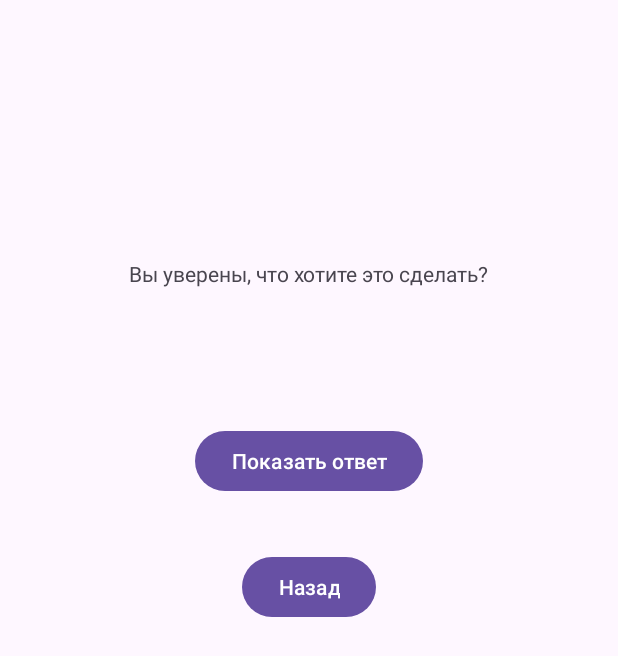
After one commit to Krasnikova-4/DroidQuest, an Android app: the DeceitActivity screen opened directly, with no data from a screen before it, on a phone screen of 412 x 824 dp. The commit adds this screen. Shown: the top 656 px of the screen. Run offline under Robolectric (Android 15) with nearby library versions, the phone set to English and light mode, and no system bars.

Commit message:
Добавление 2 активности

```diff
--- a/app/src/main/AndroidManifest.xml
+++ b/app/src/main/AndroidManifest.xml
@@ -12,6 +12,8 @@
         android:supportsRtl="true"
         android:theme="@style/Theme.DriodQuest"
         tools:targetApi="31">
+
+
         <activity
             android:name=".QuestActivity"
             android:exported="true">
@@ -22,6 +24,7 @@
             </intent-filter>
         </activity>
         <activity android:name=".Question" />
+        <activity android:name=".DeceitActivity"/>
     </application>
 
 </manifest>
--- /dev/null
+++ b/app/src/main/java/com/example/driodquest/DeceitActivity.java
@@ -0,0 +1,64 @@
+package com.example.driodquest;
+
+import android.content.Context;
+import android.content.Intent;
+import android.os.Bundle;
+import android.view.View;
+import android.widget.Button;
+import android.widget.TextView;
+
+import androidx.activity.EdgeToEdge;
+import androidx.appcompat.app.AppCompatActivity;
+import androidx.core.graphics.Insets;
+import androidx.core.view.ViewCompat;
+import androidx.core.view.WindowInsetsCompat;
+
+public class DeceitActivity extends AppCompatActivity {
+    public static final String EXTRA_ANSWER_IS_TRUE =
+            "ru.rsue.android.driodquest.answer_is_true";
+    public static final String EXTRA_ANSWER_SHOWN =
+            "ru.rsue.android.driodquest.answer_shown";
+    public static Intent newIntent(Context packageContext, boolean
+            answerIsTrue) {
+        Intent i = new Intent(packageContext, DeceitActivity.class);
+        i.putExtra(EXTRA_ANSWER_IS_TRUE, answerIsTrue);
+        return i;
+    }
+    private boolean mAnswerIsTrue;
+    private TextView mAnswerTextView;
+    private Button mShowAnswer;
+    public static boolean wasAnswerShown(Intent result) {
+        return result.getBooleanExtra(EXTRA_ANSWER_SHOWN, false);
+    }
+    @Override
+    protected void onCreate(Bundle savedInstanceState) {
+        super.onCreate(savedInstanceState);
+        EdgeToEdge.enable(this);
+        setContentView(R.layout.activity_deceit);
+        ViewCompat.setOnApplyWindowInsetsListener(findViewById(R.id.main2), (v, insets) -> {
+            Insets systemBars = insets.getInsets(WindowInsetsCompat.Type.systemBars());
+            v.setPadding(systemBars.left, systemBars.top, systemBars.right, systemBars.bottom);
+            mAnswerIsTrue = getIntent().getBooleanExtra(EXTRA_ANSWER_IS_TRUE,
+                    false);
+            mAnswerTextView = (TextView)findViewById(R.id.answer_text_view);
+            mShowAnswer = (Button)findViewById(R.id.show_answer_button);
+            mShowAnswer.setOnClickListener(new View.OnClickListener() {
+                @Override
+                public void onClick(View v) {
+                    if (mAnswerIsTrue) {
+                        mAnswerTextView.setText(R.string.true_button);
+                    } else {
+                        mAnswerTextView.setText(R.string.false_button);
+                    }
+                    setAnswerSnownResult(true);
+                }
+            });
+            return insets;
+        });
+    }
+    private void setAnswerSnownResult(boolean isAnswerShown) {
+        Intent data = new Intent();
+        data.putExtra(EXTRA_ANSWER_SHOWN, isAnswerShown);
+        setResult(RESULT_OK, data);
+    }
+}
--- /dev/null
+++ b/app/src/main/res/layout/activity_deceit.xml
@@ -0,0 +1,37 @@
+<LinearLayout xmlns:android="http://schemas.android.com/apk/res/android"
+    xmlns:tools="http://schemas.android.com/tools"
+    android:id="@+id/main2"
+    android:layout_width="match_parent"
+    android:layout_height="match_parent"
+    android:gravity="center"
+    android:orientation="vertical"
+    tools:context=".DeceitActivity">
+
+    <TextView
+        android:layout_width="wrap_content"
+        android:layout_height="wrap_content"
+        android:padding="24dp"
+        android:text="@string/warning_text" />
+
+    <TextView
+        android:id="@+id/answer_text_view"
+        android:layout_width="wrap_content"
+        android:layout_height="wrap_content"
+        android:padding="24dp"
+        tools:text="Ответ" />
+
+    <Button
+        android:id="@+id/show_answer_button"
+        android:layout_width="wrap_content"
+        android:layout_height="wrap_content"
+        android:text="@string/show_answer_button" />
+    <Button
+        android:id="@+id/back_button"
+        android:layout_width="wrap_content"
+        android:layout_height="wrap_content"
+        android:layout_marginTop="36dp"
+        android:layout_marginBottom="260dp"
+        android:text="@string/back_button"
+        android:layout_gravity="bottom|center"
+        />
+</LinearLayout>
--- a/app/src/main/res/values/strings.xml
+++ b/app/src/main/res/values/strings.xml
@@ -23,4 +23,9 @@ Linux.</string>
     <string name="question_unix">Unix является многопользовательской операционной системой.</string>
     <string name="question_bsd">Операционные системы семейства BSD открытые исходники.</string>
     <string name="question_mac">Mac OS X бесплатная операционная система.</string>
+    <string name="warning_text">Вы уверены, что хотите это
+сделать?</string>
+    <string name="show_answer_button">Показать ответ</string>
+    <string name="deceit_button">Обмануть !</string>
+    <string name="judgment_toast">Обманывать нельзя.</string>
 </resources>
```
Also changed, not shown: app/src/main/java/com/example/driodquest/QuestActivity.java (+39 -3 lines), app/src/main/res/layout/activity_quest.xml (+6 -1 lines).
